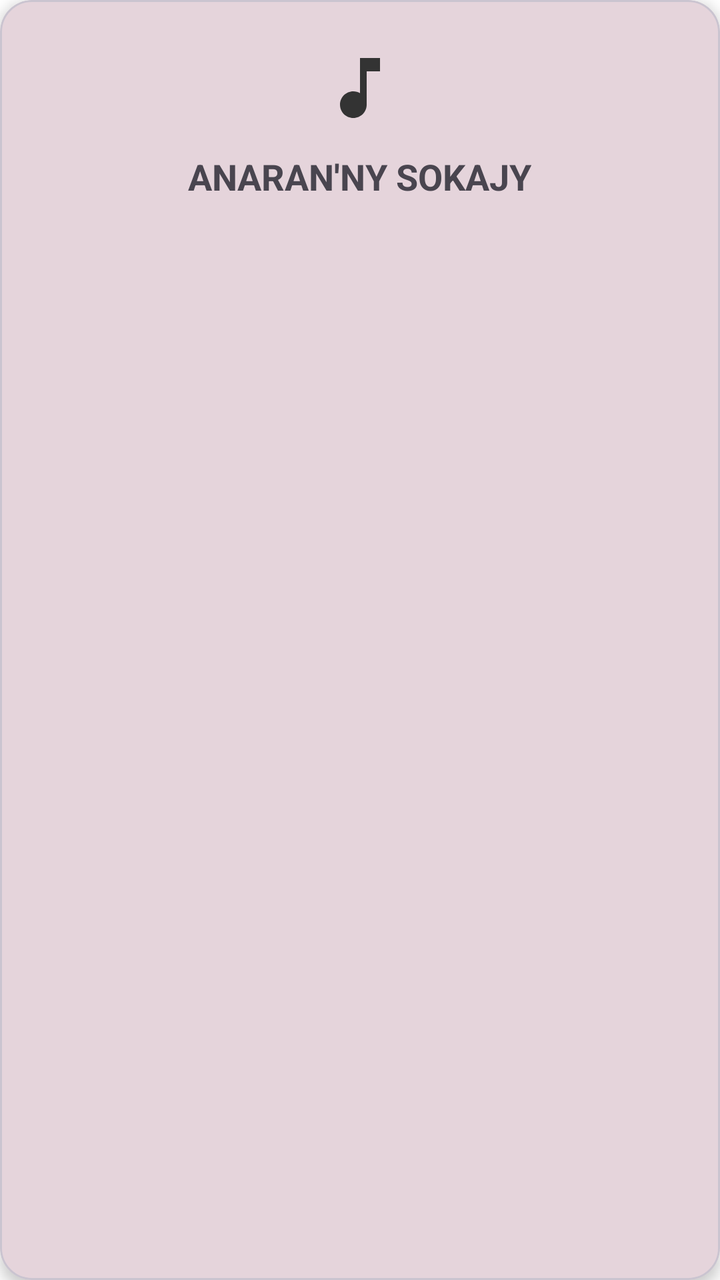
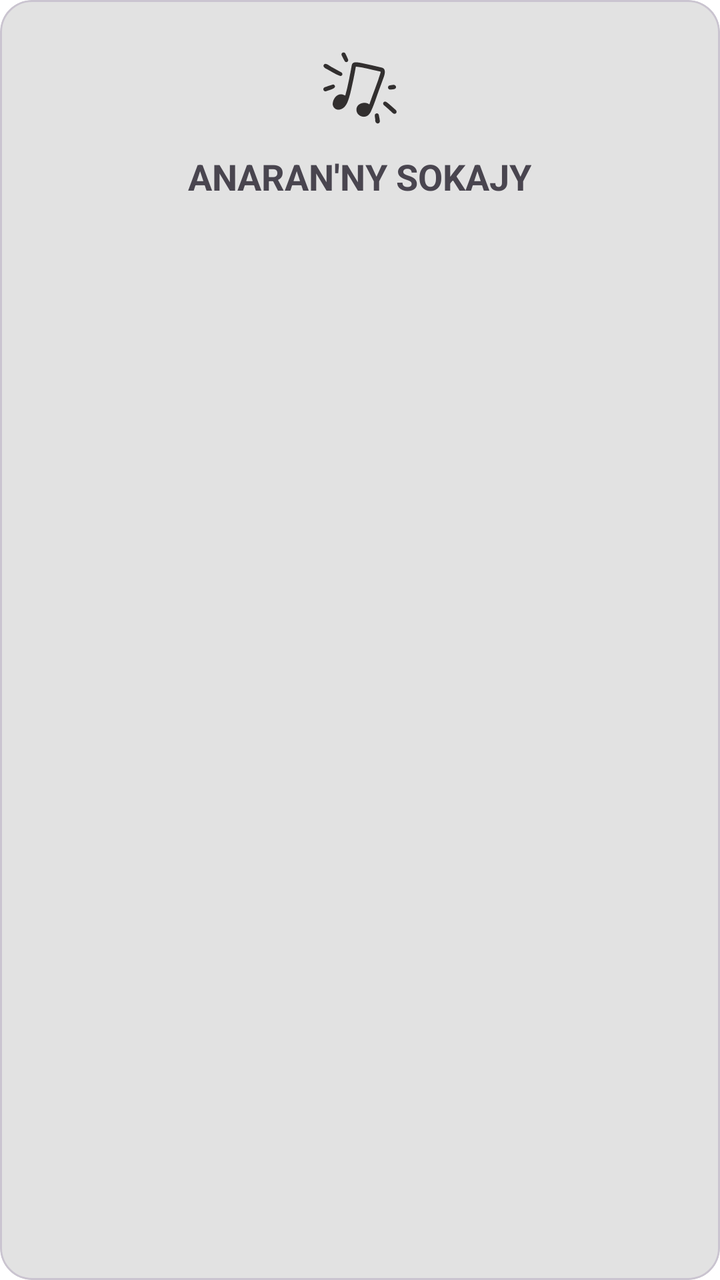

An Android layout rendered at two revisions. The XML below is the earlier revision; the diff shows what the commit changed to produce the second picture.
<!-- AndroidManifest.xml: application theme Theme.Baiboly -->
<!-- res/layout/item_category.xml -->
<?xml version="1.0" encoding="utf-8"?>

<com.google.android.material.card.MaterialCardView
    xmlns:android="http://schemas.android.com/apk/res/android"
    xmlns:app="http://schemas.android.com/apk/res-auto"
    android:layout_width="match_parent"
    android:layout_height="wrap_content"
    android:layout_margin="8dp"
    android:clickable="true"
    android:focusable="true"
    app:cardCornerRadius="16dp"
    app:cardElevation="4dp"
    app:cardMaxElevation="6dp">

    <LinearLayout
        android:layout_width="match_parent"
        android:layout_height="wrap_content"
        android:gravity="center"
        android:orientation="vertical"
        android:padding="24dp">

        <ImageView
            android:layout_width="40dp"
            android:layout_height="40dp"
            android:layout_marginBottom="12dp"
            android:src="@drawable/ic_music_note" />

        <TextView
            android:id="@+id/categoryName"
            android:layout_width="wrap_content"
            android:layout_height="wrap_content"
            android:text="Anaran'ny sokajy"
            android:textAllCaps="true"
            android:textAlignment="center"
            android:textSize="18sp"
            android:textStyle="bold" />

    </LinearLayout>
</com.google.android.material.card.MaterialCardView>
<!-- resources referenced by this layout -->
<resources>
  <!-- drawable ic_music_note (drawable) -->
  <vector xmlns:android="http://schemas.android.com/apk/res/android"
      android:width="1024dp"
      android:height="1024dp"
      android:viewportWidth="1024"
      android:viewportHeight="1024">
    <path
        android:fillColor="#FF333333"
        android:pathData="M512,128v450.3c-25.2,-14.7 -54.2,-23.7 -85.3,-23.7 -94.3,0 -170.7,76.4 -170.7,170.7s76.4,170.7 170.7,170.7 170.7,-76.4 170.7,-170.7V298.7h170.7V128H512z"/>
  </vector>
  <style name="Theme.Baiboly" parent="Theme.Material3.DayNight.NoActionBar">
  
          
          <item name="colorPrimary">#C40E5A</item>
          <item name="colorOnPrimary">#FFFFFF</item>
          <item name="colorPrimaryContainer">#33B8C4</item>
          <item name="colorOnPrimaryContainer">#002020</item>
  
          
          <item name="colorSecondary">#256EC7</item>
          <item name="colorOnSecondary">#FFFFFF</item>
  
          <item name="android:colorBackground">#FFFFFF</item>
          <item name="colorSurface">#E9E9E9</item>
          <item name="colorOnSurface">#1F2937</item>
          <item name="colorSurfaceVariant">#F3F4F6</item>
          <item name="colorOnSurfaceVariant">#4B5563</item>
          <item name="colorOutline">#B4B4B4</item> 
  
          <item name="colorError">#B00020</item>
  
          
          <item name="android:windowLightStatusBar">true</item>
          <item name="android:statusBarColor">?attr/colorSurface</item>
  
          
          <item name="textInputStyle">@style/Widget.Material3.TextInputLayout.OutlinedBox</item>
      </style>
</resources>

<!-- the commit's change to res/layout/item_category.xml (unified diff, before → after) -->
@@ -9,8 +9,7 @@
     android:clickable="true"
     android:focusable="true"
     app:cardCornerRadius="16dp"
-    app:cardElevation="4dp"
-    app:cardMaxElevation="6dp">
+    android:backgroundTint="@color/glass">
 
     <LinearLayout
         android:layout_width="match_parent"
@@ -23,7 +22,8 @@
             android:layout_width="40dp"
             android:layout_height="40dp"
             android:layout_marginBottom="12dp"
-            android:src="@drawable/ic_music_note" />
+            android:tint="@color/text2"
+            android:src="@drawable/music_svgrepo_com" />
 
         <TextView
             android:id="@+id/categoryName"
<!-- resource entries referenced after the edit -->
@@ -1,15 +1,8 @@
 <!-- resources referenced by this layout -->
 <resources>
-  <!-- drawable ic_music_note (drawable) -->
-  <vector xmlns:android="http://schemas.android.com/apk/res/android"
-      android:width="1024dp"
-      android:height="1024dp"
-      android:viewportWidth="1024"
-      android:viewportHeight="1024">
-    <path
-        android:fillColor="#FF333333"
-        android:pathData="M512,128v450.3c-25.2,-14.7 -54.2,-23.7 -85.3,-23.7 -94.3,0 -170.7,76.4 -170.7,170.7s76.4,170.7 170.7,170.7 170.7,-76.4 170.7,-170.7V298.7h170.7V128H512z"/>
-  </vector>
+  <color name="glass">#CDDBDBDB</color>
+  <color name="text2">#322F2F</color>
+  <!-- drawable music_svgrepo_com: vector/xml drawable (drawable, 2749 chars, omitted) -->
   <style name="Theme.Baiboly" parent="Theme.Material3.DayNight.NoActionBar">
   
           
